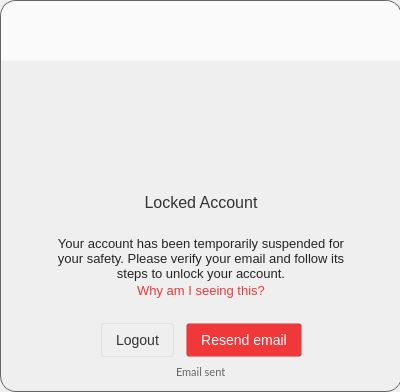
First picture: the form in src/MEGASync/gui/linux/GuestWidget.ui, repository meganz/MEGAsync, before the edit.
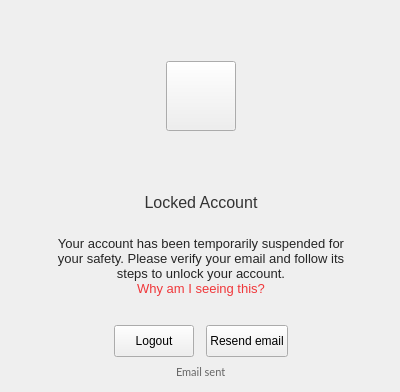
Second picture: the form after the edit. The open tabs and pages were chosen to show the change. Icons and pictures are not drawn.

Commit message: Guest widget (Linux): fix buttons and labels with cropped text; cleanup .ui; fix borders alpha colors

The edit to the form file:
```diff
--- a/src/MEGASync/gui/linux/GuestWidget.ui
+++ b/src/MEGASync/gui/linux/GuestWidget.ui
@@ -35,30 +35,41 @@
    <string notr="true">
 #wHeader
 {
- background-color:  #FAFAFA;
- border-top-left-radius: 16px;
- border-top-right-radius: 16px;
+background-color:  #FAFAFA;
+border-top-left-radius: 16px;
+border-top-right-radius: 16px;
 }
-#bMEGA, #bLogoLogging, #bLogoLogin, #bLogoSettingUp, #bShield
+
+#sPages
 {
-	border: none;
+image: url(&quot;:/images/login_background.png&quot;) ;
+}
+
+#sPages&gt; QWidget, #sLoginTitle&gt; QWidget
+{
+background: transparent ;
+}
+
+#bMEGA, #bLogoLogging, #bLogoLogin, #bLogoSettingUp, #bShield, #bLockedIcon
+{
+border: none;
 }
 
 #wGuestWidgetIn
 {
- border: 1px solid rgba(100, 100, 100);
- border-radius: 16px;
+border: 1px solid rgba(100, 100, 100);
+border-radius: 16px;
 }
 
 #lLogin2FAError, #lLoginErrors
 {
-    border: 1px solid rgba(218,49,53,0.5);
-    border-radius: 2px;
-    background-color: rgba(240,55,58,0.1);
-    padding: 6px 12px 6px 12px;
-    font-family: &quot;Lato&quot;;
-    font-size: 12px;
-    color:  #DA3135;
+border: 1px solid #e9979a;
+border-radius: 2px;
+background-color: #fceaeb;
+padding: 0px 12px 0px 12px;
+font-family: &quot;Lato&quot;;
+font-size: 12px;
+color:  #DA3135;
 }
 
 QPushButton, QLabel
@@ -66,37 +77,35 @@
 font-size: 13px;
 }
 
-
-#bLogin, #bVerifyEmail, #bVerifySMS
+#bLogin, #bVerifyEmail, #bVerifySMS, #bLogin2FaNext
 {
 background-color: #F0373A;
 border-radius: 3px;
-border: 1px solid rgba(0, 0, 0, 5%);
-padding: 7px 14px 7px 14px;
+border: 1px solid #d3353d;
+padding: 0px 14px 0px 14px;
 font-family: &quot;Lato&quot;;
 font-size: 14px;
 color: #ffffff;
 }
 
-#bCreateAccount, #bCancel, #bVerifyEmailLogout, #bVerifySMSLogout
+#bCreateAccount, #bCancel, #bVerifyEmailLogout, #bVerifySMSLogout, #bLoging2FaCancel
 {
- background-color: qlineargradient(x1: 0, y1: 0, x2: 0, y2: 1,
+background-color: qlineargradient(x1: 0, y1: 0, x2: 0, y2: 1,
                                       stop: 0 #ffffff, stop: 1 #fcfcfc);
- border-radius: 3px;
- border: 1px solid rgba(0, 0, 0, 5%);
- padding: 7px 14px 7px 14px;
- font-family: &quot;Lato&quot;;
- font-size: 14px;
- color: #333333;
-
+border-radius: 3px;
+border: 1px solid #e5e5e5;
+padding: 0px 14px 0px 14px;
+font-family: &quot;Lato&quot;;
+font-size: 14px;
+color: #333333;
 }
 
 #bForgotPassword
 {
-	border: none;
-	color: #666666;
-	font-family: &quot;Lato&quot;;
-    font-size: 13px;
+border: none;
+color: #666666;
+font-family: &quot;Lato&quot;;
+font-size: 13px;
 }
 
 QPushButton#bSettings:hover
@@ -106,65 +115,64 @@
 
 #lEmail, #lPassword, #leCode
 {
-     color:rgba(0, 0, 0, 0.4);
-	font-family: &quot;Lato&quot;;
-	font-size: 13px;
-    padding-left: 10px;
-    border: 1px solid grey;
+color:rgba(0, 0, 0, 0.4);
+font-family: &quot;Lato&quot;;
+font-size: 13px;
+padding-left: 10px;
+border: 1px solid grey;
 }
 
 #lDesc
 {
-  color: rgba(0,0,0,0.85);
-  font-family: &quot;SF UI Text&quot;;
-  font-size: 13px;
-  font-weight: 500;
+color: rgba(0,0,0,0.85);
+font-family: &quot;SF UI Text&quot;;
+font-size: 13px;
+font-weight: 500;
 }
 
 #lCode
 {
-  color: #333333;
-  font-family: &quot;SF UI Text&quot;;
-  font-size: 13px;
+color: #333333;
+font-family: &quot;SF UI Text&quot;;
+font-size: 13px;
 }
 
 #lDescLogin
 {
-  font-family: &quot;Lato&quot;;
-  font-size: 13px;
-  color: #666666;
+font-family: &quot;Lato&quot;;
+font-size: 13px;
+color: #666666;
 }
 
 #lLogin
 {
-  border-radius: 2px;
-  padding: 6px 12px 6px 12px;
-  font-family: &quot;Lato&quot;;
-  font-size: 16px;
-  color: #333333;
+border-radius: 2px;
+padding: 6px 12px 6px 12px;
+font-family: &quot;Lato&quot;;
+font-size: 16px;
+color: #333333;
 }
 
 #lProgress
 {
-	color: #333333;
-     font-family: &quot;Lato&quot;;
-	font-size: 16px;
-	padding-top: 15px;
+color: #333333;
+font-family: &quot;Lato&quot;;
+font-size: 16px;
+padding-top: 15px;
 }
 #lSettingUp
 {
-	color: #333333;
-     font-family: &quot;Lato&quot;;
-	font-size: 16px;
+color: #333333;
+font-family: &quot;Lato&quot;;
+font-size: 16px;
 }
 
 #lLostAuthCode
 {
-  color: #333333;
-  font-family: &quot;SF UI Text&quot;;
-  font-size: 13px;
+color: #333333;
+font-family: &quot;SF UI Text&quot;;
+font-size: 13px;
 }
-
 </string>
   </property>
   <layout class="QVBoxLayout" name="guestWidgetLayout">
@@ -221,10 +229,7 @@
           <height>60</height>
          </size>
         </property>
-        <property name="styleSheet">
-         <string notr="true"/>
-        </property>
-        <layout class="QHBoxLayout" name="guestWidgetInHeaderLayout">
+        <layout class="QVBoxLayout" name="guestWidgetInHeaderLayout">
          <property name="spacing">
           <number>0</number>
          </property>
@@ -240,20 +245,7 @@
          <property name="bottomMargin">
           <number>0</number>
          </property>
-         <item>
-          <spacer name="guestWidgetInHeaderSpacer">
-           <property name="orientation">
-            <enum>Qt::Horizontal</enum>
-           </property>
-           <property name="sizeHint" stdset="0">
-            <size>
-             <width>317</width>
-             <height>20</height>
-            </size>
-           </property>
-          </spacer>
-         </item>
-         <item>
+         <item alignment="Qt::AlignRight">
           <widget class="QPushButton" name="bSettings">
            <property name="minimumSize">
             <size>
@@ -312,10 +304,6 @@
           <height>332</height>
          </size>
         </property>
-        <property name="styleSheet">
-         <string notr="true">image: url(&quot;:/images/login_background.png&quot;) ;
-</string>
-        </property>
         <property name="currentIndex">
          <number>5</number>
         </property>
@@ -1241,6 +1229,9 @@
          </layout>
         </widget>
         <widget class="QWidget" name="pVerifyEmailAccount">
+         <property name="styleSheet">
+          <string notr="true">image:none;</string>
+         </property>
          <layout class="QVBoxLayout" name="verifyEmailAccountLayout">
           <property name="spacing">
            <number>0</number>
@@ -1259,9 +1250,6 @@
           </property>
           <item>
            <widget class="QWidget" name="wContainerVerifyEmail" native="true">
-            <property name="styleSheet">
-             <string notr="true">image: none;</string>
-            </property>
             <layout class="QVBoxLayout" name="containerVerifyEmailLayout">
              <property name="spacing">
               <number>0</number>
@@ -1314,20 +1302,7 @@
                 <property name="bottomMargin">
                  <number>0</number>
                 </property>
-                <item>
-                 <spacer name="horizontalSpacer_9">
-                  <property name="orientation">
-                   <enum>Qt::Horizontal</enum>
-                  </property>
-                  <property name="sizeHint" stdset="0">
-                   <size>
-                    <width>162</width>
-                    <height>20</height>
-                   </size>
-                  </property>
-                 </spacer>
-                </item>
-                <item>
+                <item alignment="Qt::AlignHCenter">
                  <widget class="QToolButton" name="bLockedIcon">
                   <property name="minimumSize">
                    <size>
@@ -1341,9 +1316,6 @@
                     <height>70</height>
                    </size>
                   </property>
-                  <property name="styleSheet">
-                   <string notr="true">border: none;</string>
-                  </property>
                   <property name="text">
                    <string/>
                   </property>
@@ -1360,19 +1332,6 @@
                   </property>
                  </widget>
                 </item>
-                <item>
-                 <spacer name="horizontalSpacer_10">
-                  <property name="orientation">
-                   <enum>Qt::Horizontal</enum>
-                  </property>
-                  <property name="sizeHint" stdset="0">
-                   <size>
-                    <width>162</width>
-                    <height>20</height>
-                   </size>
-                  </property>
-                 </spacer>
-                </item>
                </layout>
               </widget>
              </item>
@@ -1491,20 +1450,7 @@
                    <property name="bottomMargin">
                     <number>0</number>
                    </property>
-                   <item>
-                    <spacer name="whyLeftSpacer">
-                     <property name="orientation">
-                      <enum>Qt::Horizontal</enum>
-                     </property>
-                     <property name="sizeHint" stdset="0">
-                      <size>
-                       <width>79</width>
-                       <height>20</height>
-                      </size>
-                     </property>
-                    </spacer>
-                   </item>
-                   <item>
+                   <item alignment="Qt::AlignHCenter">
                     <widget class="QPushButton" name="bWhyAmIseen">
                      <property name="cursor">
                       <cursorShape>PointingHandCursor</cursorShape>
@@ -1512,11 +1458,9 @@
                      <property name="styleSheet">
                       <string notr="true">#bWhyAmIseen
 {
-
   color: #F0373A;
   font-family: &quot;SF Pro Text&quot;;
   font-size: 13px;
-  line-height: 15px;
   border: none;
 }</string>
                      </property>
@@ -1525,19 +1469,6 @@
                      </property>
                     </widget>
                    </item>
-                   <item>
-                    <spacer name="whyRightSpacer">
-                     <property name="orientation">
-                      <enum>Qt::Horizontal</enum>
-                     </property>
-                     <property name="sizeHint" stdset="0">
-                      <size>
-                       <width>79</width>
-                       <height>20</height>
-                      </size>
-                     </property>
-                    </spacer>
-                   </item>
                   </layout>
                  </widget>
                 </item>
@@ -1605,21 +1536,18 @@
                   <property name="minimumSize">
                    <size>
                     <width>0</width>
-                    <height>34</height>
+                    <height>32</height>
                    </size>
                   </property>
                   <property name="maximumSize">
                    <size>
                     <width>16777215</width>
-                    <height>34</height>
+                    <height>32</height>
                    </size>
                   </property>
                   <property name="cursor">
                    <cursorShape>PointingHandCursor</cursorShape>
                   </property>
-                  <property name="styleSheet">
-                   <string notr="true"/>
-                  </property>
                   <property name="text">
                    <string>Logout</string>
                   </property>
@@ -1630,23 +1558,18 @@
                   <property name="minimumSize">
                    <size>
                     <width>0</width>
-                    <height>34</height>
+                    <height>32</height>
                    </size>
                   </property>
                   <property name="maximumSize">
                    <size>
                     <width>16777215</width>
-                    <height>34</height>
+                    <height>32</height>
                    </size>
                   </property>
                   <property name="cursor">
                    <cursorShape>PointingHandCursor</cursorShape>
                   </property>
-                  <property name="styleSheet">
-                   <string notr="true">#bVerifyEmail:disabled {
-background-color:rgba(240, 55, 58, 0.3);
-}</string>
-                  </property>
                   <property name="text">
                    <string>Resend email</string>
                   </property>
@@ -1698,20 +1621,7 @@
                 <property name="bottomMargin">
                  <number>0</number>
                 </property>
-                <item>
-                 <spacer name="emailSentLeftSpacer">
-                  <property name="orientation">
-                   <enum>Qt::Horizontal</enum>
-                  </property>
-                  <property name="sizeHint" stdset="0">
-                   <size>
-                    <width>170</width>
-                    <height>17</height>
-                   </size>
-                  </property>
-                 </spacer>
-                </item>
-                <item>
+                <item alignment="Qt::AlignHCenter">
                  <widget class="QLabel" name="lEmailSent">
                   <property name="styleSheet">
                    <string notr="true">#lEmailSent
@@ -1726,19 +1636,6 @@
                   </property>
                  </widget>
                 </item>
-                <item>
-                 <spacer name="emailSentRightSpacer">
-                  <property name="orientation">
-                   <enum>Qt::Horizontal</enum>
-                  </property>
-                  <property name="sizeHint" stdset="0">
-                   <size>
-                    <width>169</width>
-                    <height>17</height>
-                   </size>
-                  </property>
-                 </spacer>
-                </item>
                </layout>
               </widget>
              </item>
```
Left out of the diff: 309 changed lines with no effect on the pictures.
